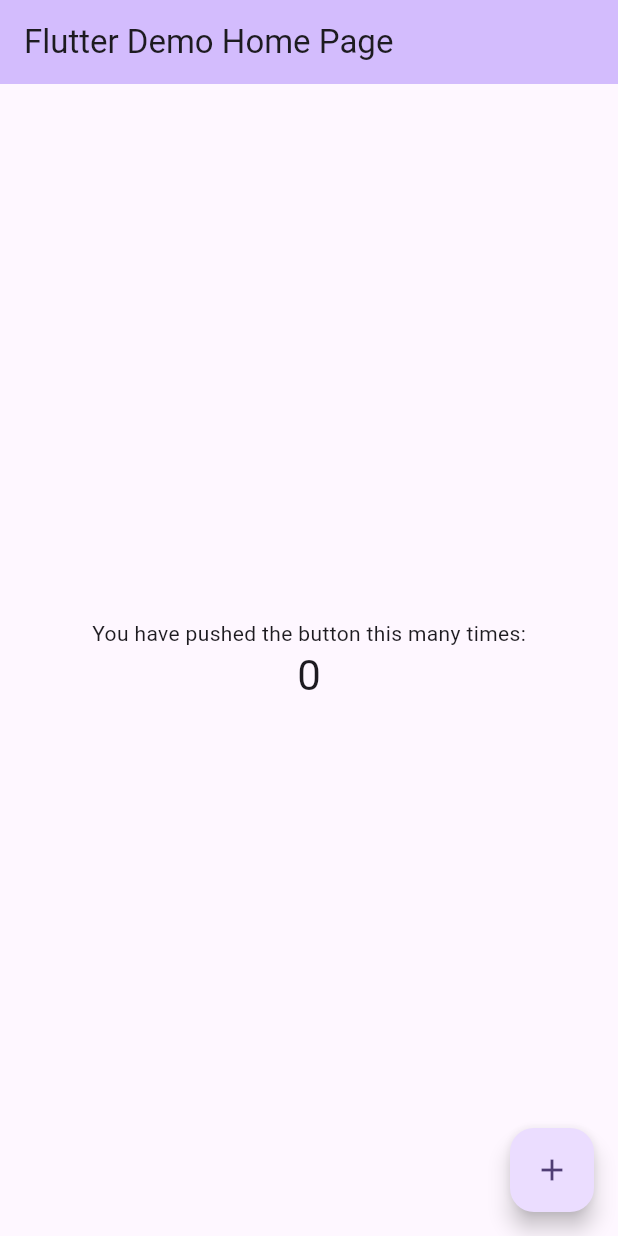
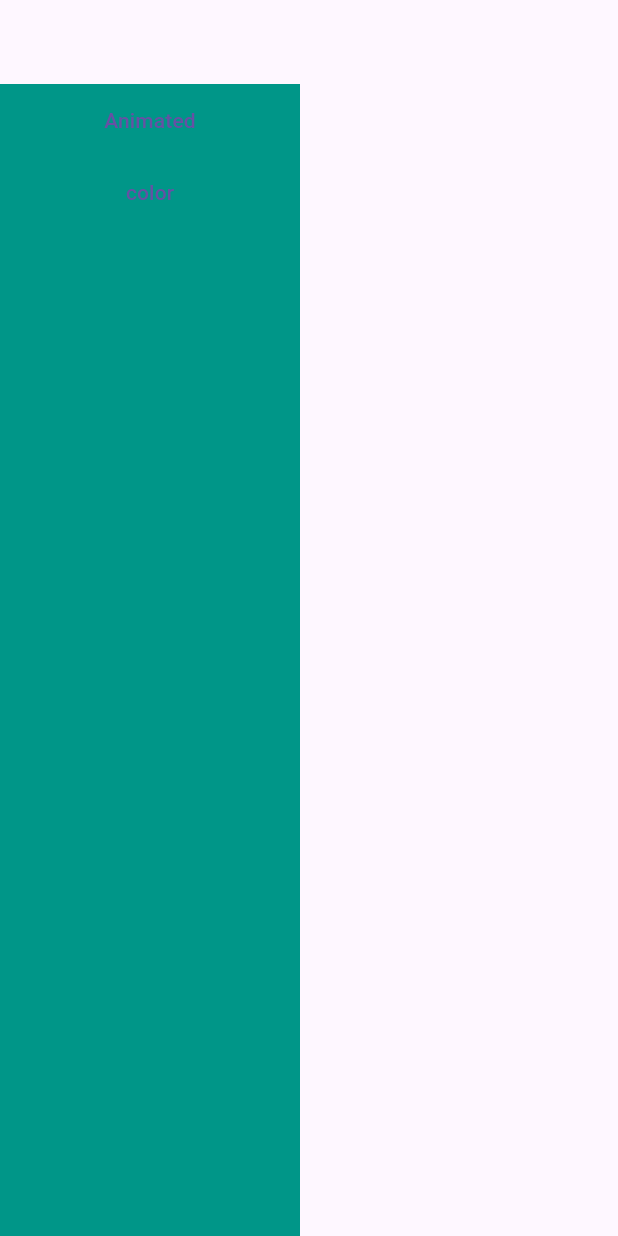
Before and after one commit to Ameer-Anas99/Animation, a Flutter app: the screen it shows after launch, on a phone screen of 412 x 824 dp. Run offline on Flutter 3.47's test engine with Material 3 defaults, Android fonts, the phone set to English and light mode, and no system bars.

Commit message:
creating sample animation

```diff
--- a/analysis_options.yaml
+++ b/analysis_options.yaml
@@ -21,6 +21,8 @@ linter:
   # `// ignore_for_file: name_of_lint` syntax on the line or in the file
   # producing the lint.
   rules:
+    prefer_const_constructors: false
+    prefer_const_literals_to_create_immutables: false
     # avoid_print: false  # Uncomment to disable the `avoid_print` rule
     # prefer_single_quotes: true  # Uncomment to enable the `prefer_single_quotes` rule
 
--- a/lib/main.dart
+++ b/lib/main.dart
@@ -1,3 +1,5 @@
+import 'package:animation/view/home_page.dart';
+import 'package:animation/view/animation.dart';
 import 'package:flutter/material.dart';
 
 void main() {
@@ -7,119 +9,11 @@ void main() {
 class MyApp extends StatelessWidget {
   const MyApp({super.key});
 
-  // This widget is the root of your application.
   @override
   Widget build(BuildContext context) {
     return MaterialApp(
-      title: 'Flutter Demo',
-      theme: ThemeData(
-        // This is the theme of your application.
-        //
-        // TRY THIS: Try running your application with "flutter run". You'll see
-        // the application has a purple toolbar. Then, without quitting the app,
-        // try changing the seedColor in the colorScheme below to Colors.green
-        // and then invoke "hot reload" (save your changes or press the "hot
-        // reload" button in a Flutter-supported IDE, or press "r" if you used
-        // the command line to start the app).
-        //
-        // Notice that the counter didn't reset back to zero; the application
-        // state is not lost during the reload. To reset the state, use hot
-        // restart instead.
-        //
-        // This works for code too, not just values: Most code changes can be
-        // tested with just a hot reload.
-        colorScheme: ColorScheme.fromSeed(seedColor: Colors.deepPurple),
-        useMaterial3: true,
-      ),
-      home: const MyHomePage(title: 'Flutter Demo Home Page'),
+      debugShowCheckedModeBanner: false,
+      home: AnimationPage(),
     );
   }
 }
-
-class MyHomePage extends StatefulWidget {
-  const MyHomePage({super.key, required this.title});
-
-  // This widget is the home page of your application. It is stateful, meaning
-  // that it has a State object (defined below) that contains fields that affect
-  // how it looks.
-
-  // This class is the configuration for the state. It holds the values (in this
-  // case the title) provided by the parent (in this case the App widget) and
-  // used by the build method of the State. Fields in a Widget subclass are
-  // always marked "final".
-
-  final String title;
-
-  @override
-  State<MyHomePage> createState() => _MyHomePageState();
-}
-
-class _MyHomePageState extends State<MyHomePage> {
-  int _counter = 0;
-
-  void _incrementCounter() {
-    setState(() {
-      // This call to setState tells the Flutter framework that something has
-      // changed in this State, which causes it to rerun the build method below
-      // so that the display can reflect the updated values. If we changed
-      // _counter without calling setState(), then the build method would not be
-      // called again, and so nothing would appear to happen.
-      _counter++;
-    });
-  }
-
-  @override
-  Widget build(BuildContext context) {
-    // This method is rerun every time setState is called, for instance as done
-    // by the _incrementCounter method above.
-    //
-    // The Flutter framework has been optimized to make rerunning build methods
-    // fast, so that you can just rebuild anything that needs updating rather
-    // than having to individually change instances of widgets.
-    return Scaffold(
-      appBar: AppBar(
-        // TRY THIS: Try changing the color here to a specific color (to
-        // Colors.amber, perhaps?) and trigger a hot reload to see the AppBar
-        // change color while the other colors stay the same.
-        backgroundColor: Theme.of(context).colorScheme.inversePrimary,
-        // Here we take the value from the MyHomePage object that was created by
-        // the App.build method, and use it to set our appbar title.
-        title: Text(widget.title),
-      ),
-      body: Center(
-        // Center is a layout widget. It takes a single child and positions it
-        // in the middle of the parent.
-        child: Column(
-          // Column is also a layout widget. It takes a list of children and
-          // arranges them vertically. By default, it sizes itself to fit its
-          // children horizontally, and tries to be as tall as its parent.
-          //
-          // Column has various properties to control how it sizes itself and
-          // how it positions its children. Here we use mainAxisAlignment to
-          // center the children vertically; the main axis here is the vertical
-          // axis because Columns are vertical (the cross axis would be
-          // horizontal).
-          //
-          // TRY THIS: Invoke "debug painting" (choose the "Toggle Debug Paint"
-          // action in the IDE, or press "p" in the console), to see the
-          // wireframe for each widget.
-          mainAxisAlignment: MainAxisAlignment.center,
-          children: <Widget>[
-            const Text(
-              'You have pushed the button this many times:',
-            ),
-            Text(
-              '$_counter',
-              style: Theme.of(context).textTheme.headlineMedium,
-            ),
-          ],
-        ),
-      ),
-      floatingActionButton: FloatingActionButton(
-        onPressed: _incrementCounter,
-        tooltip: 'Increment',
-        child: const Icon(Icons.add),
-      ), // This trailing comma makes auto-formatting nicer for build methods.
-    );
-  }
-}
--- /dev/null
+++ b/lib/view/animation.dart
@@ -0,0 +1,45 @@
+import 'package:flutter/material.dart';
+
+class AnimationPage extends StatefulWidget {
+  const AnimationPage({super.key});
+
+  @override
+  State<AnimationPage> createState() => _AnimationState();
+}
+
+class _AnimationState extends State<AnimationPage> {
+  double _margin = 0;
+  double _width = 200;
+  Color _color = Colors.teal;
+  double opacity = 1;
+  @override
+  Widget build(BuildContext context) {
+    return Scaffold(
+      appBar: AppBar(),
+      body: AnimatedContainer(
+        margin: EdgeInsets.all(_margin),
+        duration: Duration(seconds: 3),
+        color: _color,
+        width: _width,
+        child: Column(
+          children: [
+            TextButton(
+                onPressed: () {
+                  setState(() {
+                    _margin = 50;
+                  });
+                },
+                child: Text("Animated")),
+            TextButton(
+                onPressed: () {
+                  setState(() {
+                    _color = Colors.pink;
+                  });
+                },
+                child: Text("color"))
+          ],
+        ),
+      ),
+    );
+  }
+}
```
Also changed, not shown: lib/model/model.dart (added, +13 -0 lines), lib/view/home_page.dart (added, +15 -0 lines).
